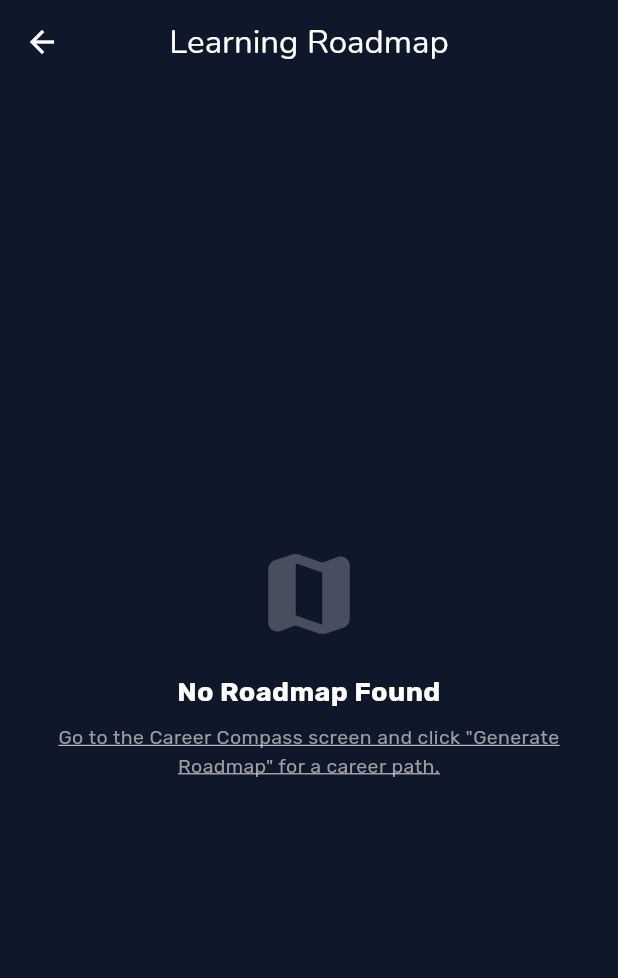
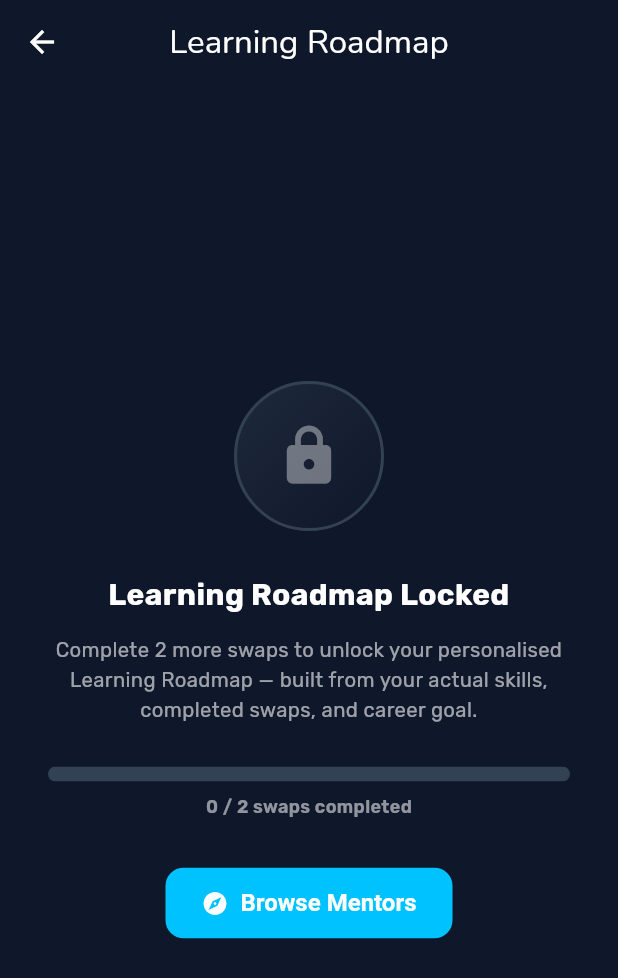
Before and after one commit to Eman1229/skill-swap, a Flutter app: the LearningRoadmapScreen screen opened directly, on a phone screen of 412 x 824 dp. Shown: the top 978 px of the screen. Run offline on Flutter 3.47's test engine with Material 3 defaults, Android fonts, the phone set to English and light mode, and no system bars; our stand-ins replace cloud_firestore, cloud_functions, connectivity_plus, file_picker, firebase_auth, firebase_core and 13 more; accounts and stored records are empty; network calls fail.

Commit message:
new user Roadmap

```diff
--- a/lib/screens/AI/learning_roadmap_screen.dart
+++ b/lib/screens/AI/learning_roadmap_screen.dart
@@ -59,6 +59,11 @@ class _LearningRoadmapScreenState extends State<LearningRoadmapScreen>
         ),
         body: Center(child: CircularProgressIndicator(color: primaryColor)),
       );
+    }
+
+    // ── Lock state: user hasn't completed 2 swaps yet ──────────────────
+    if (!provider.isEligibleForAI) {
+      return _buildLockedScreen(context, isDark, primaryColor, provider.completedSwaps);
     }
 
     final roadmap = provider.learningRoadmap;
@@ -139,6 +144,106 @@ class _LearningRoadmapScreenState extends State<LearningRoadmapScreen>
           _buildResourcesTab(roadmap, isDark, primaryColor),
           _buildMilestonesTab(provider, roadmap, isDark, primaryColor),
         ],
+      ),
+    );
+  }
+
+  // ── Lock State Screen ────────────────────────────────────────────────
+  Widget _buildLockedScreen(
+    BuildContext context,
+    bool isDark,
+    Color primaryColor,
+    int completedSwaps,
+  ) {
+    final remaining = (kMinCompletedSwapsForAI - completedSwaps).clamp(0, kMinCompletedSwapsForAI);
+
+    return Scaffold(
+      appBar: AppBar(
+        title: Text('learning_roadmap'.tr(), textAlign: TextAlign.center),
+        centerTitle: true,
+      ),
+      body: Center(
+        child: Padding(
+          padding: const EdgeInsets.symmetric(horizontal: 32, vertical: 24),
+          child: Column(
+            mainAxisAlignment: MainAxisAlignment.center,
+            children: [
+              // Lock icon with gradient background
+              Container(
+                width: 100,
+                height: 100,
+                decoration: BoxDecoration(
+                  shape: BoxShape.circle,
+                  gradient: LinearGradient(
+                    colors: isDark
+                        ? [const Color(0xFF1E293B), const Color(0xFF0F172A)]
+                        : [const Color(0xFFEFF6FF), const Color(0xFFDEEBFF)],
+                    begin: Alignment.topLeft,
+                    end: Alignment.bottomRight,
+                  ),
+                  border: Border.all(
+                    color: isDark ? const Color(0xFF334155) : const Color(0xFFBFD7FF),
+                    width: 2,
+                  ),
+                ),
+                child: Icon(
+                  Icons.lock_rounded,
+                  size: 44,
+                  color: isDark ? Colors.white38 : Colors.blueGrey.shade300,
+                ),
+              ),
+              const SizedBox(height: 28),
+              const Text(
+                'Learning Roadmap Locked',
+                textAlign: TextAlign.center,
+                style: TextStyle(fontSize: 20, fontWeight: FontWeight.bold),
+              ),
+              const SizedBox(height: 12),
+              Text(
+                'Complete $remaining more swap${remaining == 1 ? '' : 's'} to unlock your personalised Learning Roadmap — built from your actual skills, completed swaps, and career goal.',
+                textAlign: TextAlign.center,
+                style: TextStyle(
+                  fontSize: 13.5,
+                  color: isDark ? Colors.white60 : Colors.black54,
+                  height: 1.5,
+                ),
+              ),
+              const SizedBox(height: 28),
+              // Progress bar
+              ClipRRect(
+                borderRadius: BorderRadius.circular(8),
+                child: LinearProgressIndicator(
+                  value: completedSwaps / kMinCompletedSwapsForAI,
+                  minHeight: 10,
+                  backgroundColor: isDark ? const Color(0xFF334155) : const Color(0xFFE2E8F0),
+                  valueColor: AlwaysStoppedAnimation<Color>(primaryColor),
+                ),
+              ),
+              const SizedBox(height: 8),
+              Text(
+                '$completedSwaps / $kMinCompletedSwapsForAI swaps completed',
+                style: TextStyle(
+                  fontSize: 12,
+                  color: isDark ? Colors.white54 : Colors.black45,
+                  fontWeight: FontWeight.w600,
+                ),
+              ),
+              const SizedBox(height: 32),
+              // CTA button
+              ElevatedButton.icon(
+                onPressed: () => Navigator.pop(context),
+                icon: const Icon(Icons.explore_rounded, size: 18),
+                label: const Text('Browse Mentors'),
+                style: ElevatedButton.styleFrom(
+                  backgroundColor: primaryColor,
+                  foregroundColor: Colors.white,
+                  padding: const EdgeInsets.symmetric(horizontal: 24, vertical: 14),
+                  shape: RoundedRectangleBorder(borderRadius: BorderRadius.circular(12)),
+                ),
+              ),
+            ],
+          ),
+        ),
       ),
     );
   }
@@ -450,9 +555,11 @@ class _LearningRoadmapScreenState extends State<LearningRoadmapScreen>
                   try {
                     await launchUrl(uri, mode: LaunchMode.externalApplication);
                   } catch (e) {
+                    if (mounted) {
                       ScaffoldMessenger.of(context).showSnackBar(
                         SnackBar(content: Text('Could not open link: ${res.url}')),
                       );
+                    }
                   }
                 }
               }
@@ -522,9 +629,8 @@ class _LearningRoadmapScreenState extends State<LearningRoadmapScreen>
     bool isDark,
     Color primaryColor,
   ) {
-    // Fetch weekly activity stats
-    // Use real weeklyLearningHours from saved AIAnalyticsSnapshot.
-    // Default to all zeros (not fake data) when no snapshot exists yet.
+    // Use real weeklyLearningHours from the saved AIAnalyticsSnapshot.
+    // Default to all-zeros (not fake data) when no snapshot exists yet.
     final weeklyActivity = provider.analyticsSnapshot?.weeklyLearningHours ?? const {
       'Mon': 0, 'Tue': 0, 'Wed': 0, 'Thu': 0, 'Fri': 0, 'Sat': 0, 'Sun': 0
     };
--- a/lib/screens/widgets/report_user_dialog.dart
+++ b/lib/screens/widgets/report_user_dialog.dart
@@ -1,4 +1,4 @@
-import 'package:provider/provider.dart';
+    import 'package:provider/provider.dart';
 import 'package:skill_swap/providers/language_provider.dart';
 import 'package:skill_swap/ui_helper/translation_helper.dart';
 import 'package:flutter/material.dart';
--- a/lib/services/ai/ai_recommendation_service.dart
+++ b/lib/services/ai/ai_recommendation_service.dart
@@ -68,7 +68,7 @@ class AIRecommendationService {
   Future<void> refreshIfStale({String? careerGoal, bool force = false}) async {
     final uid = _auth.currentUser?.uid;
     if (uid == null) {
-      print('AIRecommendationService: refreshIfStale aborted - uid is null');
+      debugPrint('AIRecommendationService: refreshIfStale aborted - uid is null');
       return;
     }
 
@@ -85,15 +85,15 @@ class AIRecommendationService {
       final currentSwapCount = (userData['completedSwaps'] as num?)?.toInt() ?? 0;
       final currentRating = (userData['averageRating'] as num?)?.toDouble() ?? 0.0;
 
-      print('AIRecommendationService: currentSwapCount=$currentSwapCount, skills=${currentSkills.length}, rating=$currentRating');
+      debugPrint('AIRecommendationService: currentSwapCount=$currentSwapCount, skills=${currentSkills.length}, rating=$currentRating');
 
       // ── STEP 1a: Mentor Compass ─────────────────────────────────────
       // Always computed regardless of swap count.
       // MentorCompassService internally uses rating-boosted weights for new users.
       final mentorStale = await _cache.isMentorStale(uid, currentSkills: currentSkills, currentSwapCount: currentSwapCount);
-      print('AIRecommendationService: mentorStale=$mentorStale');
+      debugPrint('AIRecommendationService: mentorStale=$mentorStale');
       if (mentorStale || force) {
-        print('AIRecommendationService: Computing mentor recommendations (always on)...');
+        debugPrint('AIRecommendationService: Computing mentor recommendations (always on)...');
         await _mentorService.computeRecommendations();
         await _cache.markMentorFresh(uid, currentSkills: currentSkills, currentSwapCount: currentSwapCount);
         await _repository.logGeneration(userId: uid, type: 'mentor_generation', success: true);
@@ -131,24 +131,24 @@ class AIRecommendationService {
               if (triggerData != null) {
                 final dbSwapCount = (triggerData['completedSwaps'] as num?)?.toInt() ?? 0;
                 final dbSkills = List<String>.from(triggerData['skillsLearned'] ?? []);
-                print('AIRecommendationService: dbSwapCount=$dbSwapCount, dbSkills=${dbSkills.length}');
+                debugPrint('AIRecommendationService: dbSwapCount=$dbSwapCount, dbSkills=${dbSkills.length}');
                 if (dbSwapCount >= currentSwapCount && _listsEqual(dbSkills, currentSkills)) {
                   isCareerDbFresh = true;
                   await _cache.markCareerFresh(uid, currentRating: currentRating, currentSwapCount: currentSwapCount, currentSkills: currentSkills);
-                  print('AIRecommendationService: Firestore career recommendation is already fresh (swaps: $dbSwapCount). Skipping generation.');
+                  debugPrint('AIRecommendationService: Firestore career recommendation is already fresh (swaps: $dbSwapCount). Skipping generation.');
                 }
               }
             }
           }
         }
       } catch (e) {
-        print('AIRecommendationService: Error checking career db freshness: $e');
+        debugPrint('AIRecommendationService: Error checking career db freshness: $e');
       }
 
       final careerStale = await _cache.isCareerStale(uid, currentRating: currentRating, currentSwapCount: currentSwapCount, currentSkills: currentSkills);
-      print('AIRecommendationService: careerStale=$careerStale, isCareerDbFresh=$isCareerDbFresh');
+      debugPrint('AIRecommendationService: careerStale=$careerStale, isCareerDbFresh=$isCareerDbFresh');
       if ((careerStale && !isCareerDbFresh) || force) {
-        print('AIRecommendationService: Triggering career recommendation generation...');
+        debugPrint('AIRecommendationService: Triggering career recommendation generation...');
         await _careerService.generateRecommendation(careerGoal: careerGoal);
         await _cache.markCareerFresh(uid, currentRating: currentRating, currentSwapCount: currentSwapCount, currentSkills: currentSkills);
         await _repository.logGeneration(userId: uid, type: 'career_generation', success: true);
```
Lines whose indentation alone changed are shown as unchanged.
